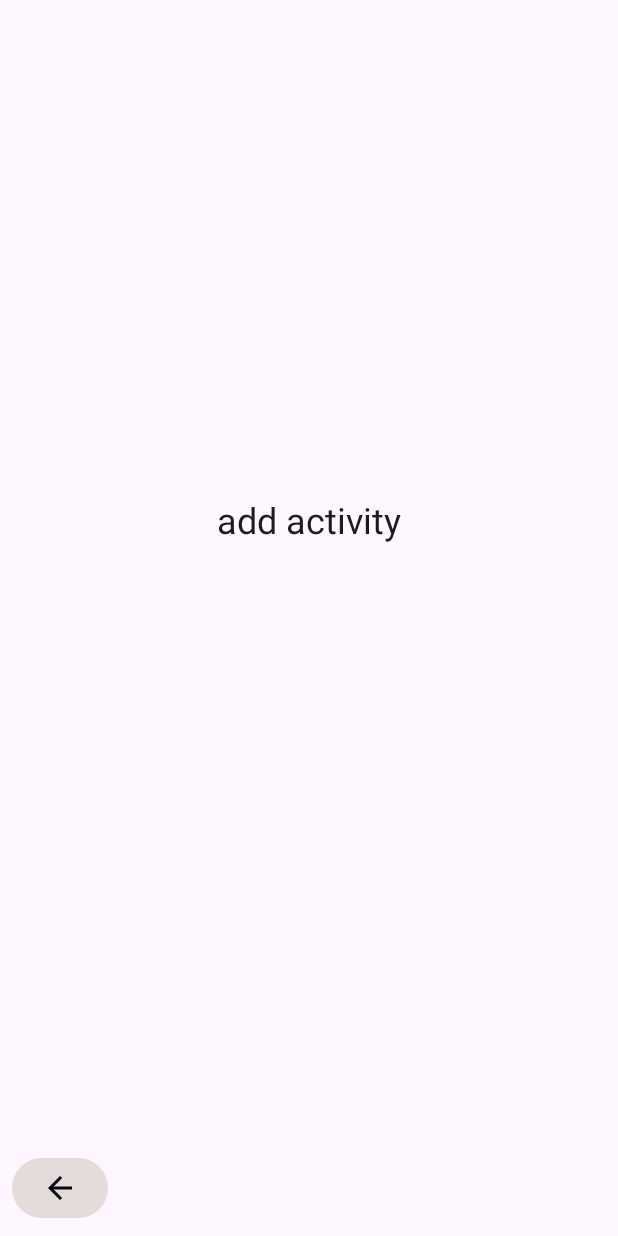
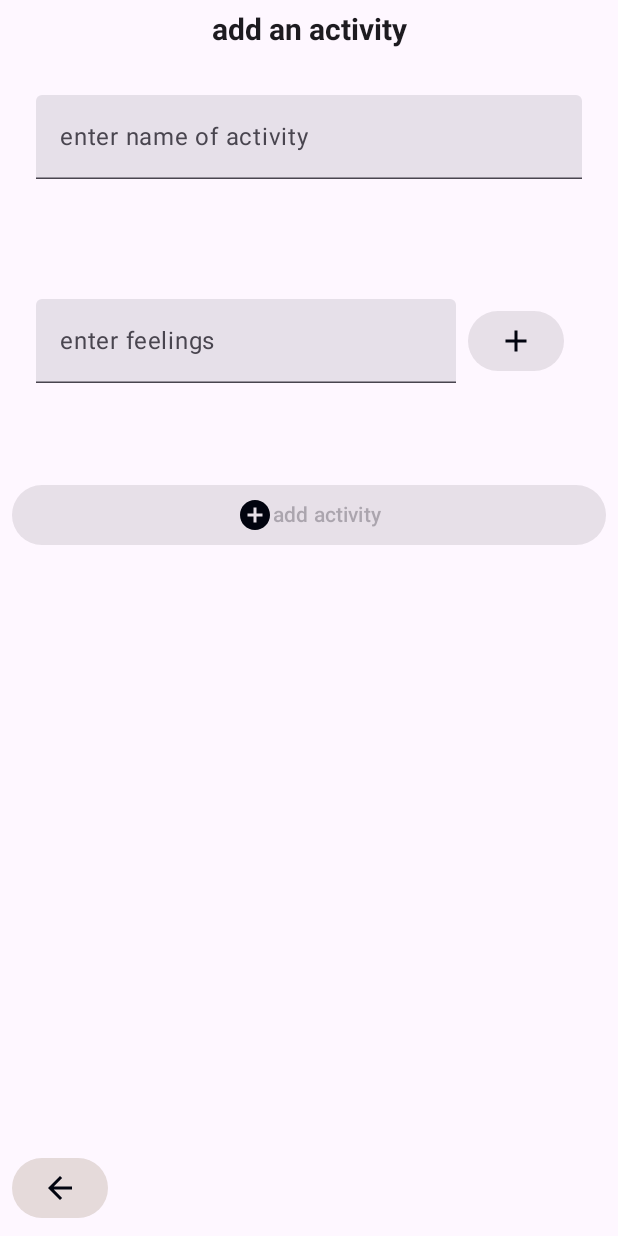
Before and after one commit to msilvprog7/wellbeing-quest, an Android app built with Jetpack Compose: the AddActivity screen opened directly, with no data from a screen before it, on a phone screen of 412 x 824 dp. Run offline under Robolectric (Android 15) with nearby library versions, the phone set to English and light mode, and no system bars.

Commit message:
Add activity UI

```diff
--- a/app/app/src/main/java/app/wellbeingquest/AddActivity.kt
+++ b/app/app/src/main/java/app/wellbeingquest/AddActivity.kt
@@ -2,21 +2,39 @@ package app.wellbeingquest
 
 import android.content.Intent
 import android.os.Bundle
-import android.widget.TextView
 import androidx.activity.ComponentActivity
 import androidx.activity.compose.setContent
+import androidx.compose.foundation.layout.Arrangement
 import androidx.compose.foundation.layout.Column
+import androidx.compose.foundation.layout.Spacer
 import androidx.compose.foundation.layout.WindowInsets
 import androidx.compose.foundation.layout.fillMaxSize
+import androidx.compose.foundation.layout.fillMaxWidth
+import androidx.compose.foundation.layout.height
 import androidx.compose.foundation.layout.padding
 import androidx.compose.foundation.layout.safeDrawing
+import androidx.compose.foundation.rememberScrollState
+import androidx.compose.foundation.verticalScroll
 import androidx.compose.material.icons.Icons
 import androidx.compose.material.icons.automirrored.filled.ArrowBack
+import androidx.compose.material.icons.filled.AddCircle
 import androidx.compose.material3.Scaffold
+import androidx.compose.material3.Text
+import androidx.compose.material3.TextField
+import androidx.compose.runtime.Composable
+import androidx.compose.runtime.getValue
+import androidx.compose.runtime.mutableStateOf
+import androidx.compose.runtime.remember
+import androidx.compose.runtime.setValue
 import androidx.compose.ui.Alignment
 import androidx.compose.ui.Modifier
+import androidx.compose.ui.unit.dp
 import app.wellbeingquest.ui.theme.BottomBar
+import app.wellbeingquest.ui.theme.FormButton
+import app.wellbeingquest.ui.theme.GroupText
+import app.wellbeingquest.ui.theme.MultiEntryTextField
 import app.wellbeingquest.ui.theme.NavigationButton
+import app.wellbeingquest.ui.theme.TopBar
 
 class AddActivity : ComponentActivity() {
     override fun onCreate(savedInstanceState: Bundle?) {
@@ -35,7 +53,7 @@ class AddActivity : ComponentActivity() {
                             onClick = {
                                 var intent = Intent(this@AddActivity, WeekActivity::class.java)
                                 startActivity(intent)
-                            }
+                            },
                         )
                     }
                 }
@@ -45,12 +63,75 @@ class AddActivity : ComponentActivity() {
                         .fillMaxSize()
                         .padding(innerPadding)
                 ) {
-                    Greeting(
-                        text = "add activity",
-                        modifier = Modifier.padding(innerPadding)
-                    )
+                    TopBar(
+                        arrangement = Arrangement.Center,
+                        modifier = Modifier
+                    ) {
+                        GroupText("add an activity", modifier = Modifier)
+                    }
+
+                    ScrollableContent()
                 }
             }
         }
     }
+
+    @Composable
+    fun ScrollableContent() {
+        val scrollState = rememberScrollState()
+        var name by remember { mutableStateOf("") }
+        var feeling by remember { mutableStateOf("") }
+        var feelings by remember { mutableStateOf(listOf<String>()) }
+
+        Column(
+            modifier = Modifier
+                .verticalScroll(scrollState)
+                .padding(8.dp),
+            verticalArrangement = Arrangement.spacedBy(16.dp, Alignment.Top)
+        ) {
+            // activity name
+            TextField(
+                value = name,
+                onValueChange = { name = it },
+                label = { Text("enter name of activity") },
+                placeholder = { Text("Exercise") },
+                modifier = Modifier
+                    .fillMaxWidth()
+                    .padding(16.dp)
+            )
+            Spacer(modifier = Modifier.height(16.dp))
+
+            // feelings
+            MultiEntryTextField(
+                value = feeling,
+                onValueChange = { feeling = it },
+                label = { Text("enter feelings") },
+                placeholder = { Text("Relaxed") },
+                onDone = {
+                    if (feeling.isNotBlank() && !feelings.contains(feeling.trim())) {
+                        feelings = feelings + feeling.trim()
+                        feeling = ""
+                    }
+                },
+                onRemove = { entry ->
+                    feelings = feelings - entry
+                },
+                entries = feelings,
+                enabled = feeling.isNotBlank() && !feelings.contains(feeling.trim()),
+            )
+            Spacer(modifier = Modifier.height(16.dp))
+
+            // add button
+            FormButton(
+                imageVector = Icons.Default.AddCircle,
+                contentDescription = "add activity",
+                onClick = {
+                  var intent = Intent(this@AddActivity, WeekActivity::class.java)
+                  startActivity(intent)
+                },
+                // require name and 1 feeling
+                enabled = feelings.isNotEmpty(),
+            )
+        }
+    }
 }
--- a/app/app/src/main/java/app/wellbeingquest/SettingsActivity.kt
+++ b/app/app/src/main/java/app/wellbeingquest/SettingsActivity.kt
@@ -34,7 +34,7 @@ class SettingsActivity : ComponentActivity() {
                             onClick = {
                                 var intent = Intent(this@SettingsActivity, WeekActivity::class.java)
                                 startActivity(intent)
-                            }
+                            },
                         )
                     }
                 }
--- a/app/app/src/main/java/app/wellbeingquest/ui/theme/Button.kt
+++ b/app/app/src/main/java/app/wellbeingquest/ui/theme/Button.kt
@@ -1,21 +1,26 @@
 package app.wellbeingquest.ui.theme
 
 import androidx.compose.foundation.layout.PaddingValues
+import androidx.compose.foundation.layout.fillMaxSize
 import androidx.compose.foundation.layout.width
 import androidx.compose.material3.Button
 import androidx.compose.material3.ButtonDefaults
 import androidx.compose.material3.Icon
+import androidx.compose.material3.Text
 import androidx.compose.runtime.Composable
 import androidx.compose.ui.Modifier
 import androidx.compose.ui.graphics.Color
 import androidx.compose.ui.graphics.vector.ImageVector
-import androidx.compose.ui.platform.LocalContext
 import androidx.compose.ui.unit.dp
 
 @Composable
-fun NavigationButton(imageVector: ImageVector, contentDescription: String, onClick: () -> Unit, enabled: Boolean = true) {
-    var context = LocalContext.current
-
+fun NavigationButton(
+    imageVector: ImageVector,
+    contentDescription: String,
+    onClick: () -> Unit,
+    enabled: Boolean = true,
+    modifier: Modifier = Modifier
+) {
     Button(
         onClick = onClick,
         enabled = enabled,
@@ -23,7 +28,7 @@ fun NavigationButton(imageVector: ImageVector, contentDescription: String, onCli
             containerColor = Color(0xFFE5DADA), // Timberwolf Gray
             contentColor = Color(0xFF02040F) // Rich Black
         ),
-        modifier = Modifier
+        modifier = modifier
             .width(64.dp),
         contentPadding = PaddingValues(0.dp)
     ) {
@@ -35,3 +40,26 @@ fun NavigationButton(imageVector: ImageVector, contentDescription: String, onCli
         )
     }
 }
+
+@Composable
+fun FormButton(imageVector: ImageVector, contentDescription: String, onClick: () -> Unit, enabled: Boolean = true) {
+    Button(
+        onClick = onClick,
+        enabled = enabled,
+        colors = ButtonDefaults.buttonColors(
+            containerColor = Color(0xFF5CBBFF), // Maya Blue
+            contentColor = Color(0xFF02040F) // Rich Black
+        ),
+        modifier = Modifier
+            .fillMaxSize(),
+        contentPadding = PaddingValues(4.dp)
+    ) {
+        Icon(
+            imageVector = imageVector,
+            contentDescription = contentDescription,
+            modifier = Modifier,
+            tint = Color(0xFF02040F) // Rich Black
+        )
+        Text(contentDescription)
+    }
+}
--- /dev/null
+++ b/app/app/src/main/java/app/wellbeingquest/ui/theme/Text.kt
@@ -0,0 +1,120 @@
+package app.wellbeingquest.ui.theme
+
+import androidx.compose.foundation.background
+import androidx.compose.foundation.clickable
+import androidx.compose.foundation.layout.Column
+import androidx.compose.foundation.layout.FlowRow
+import androidx.compose.foundation.layout.Row
+import androidx.compose.foundation.layout.fillMaxWidth
+import androidx.compose.foundation.layout.padding
+import androidx.compose.foundation.shape.RoundedCornerShape
+import androidx.compose.foundation.text.KeyboardActions
+import androidx.compose.foundation.text.KeyboardOptions
+import androidx.compose.material.icons.Icons
+import androidx.compose.material.icons.filled.Add
+import androidx.compose.material.icons.filled.Close
+import androidx.compose.material3.Icon
+import androidx.compose.material3.InputChip
+import androidx.compose.material3.Text
+import androidx.compose.material3.TextField
+import androidx.compose.runtime.Composable
+import androidx.compose.ui.Alignment
+import androidx.compose.ui.Modifier
+import androidx.compose.ui.graphics.Color
+import androidx.compose.ui.text.font.FontWeight
+import androidx.compose.ui.text.input.ImeAction
+import androidx.compose.ui.unit.dp
+import androidx.compose.ui.unit.sp
+
+@Composable
+fun GroupText(text: String, modifier: Modifier) {
+    Text(
+        text = text,
+        fontSize = 20.sp,
+        fontWeight = FontWeight.Bold,
+        modifier = modifier
+    )
+}
+
+@Composable
+fun GroupLabel(text: String, modifier: Modifier) {
+    Text(
+        text = text,
+        color = Color.White,
+        fontSize = 20.sp,
+        fontWeight = FontWeight.Bold,
+        modifier = modifier
+            .background(
+                color = Color(0xFF002642), // Prussian Blue
+                shape = RoundedCornerShape(12.dp)
+            )
+            .padding(horizontal = 12.dp, vertical = 6.dp)
+    )
+}
+
+@Composable
+fun MultiEntryTextField(
+    value: String,
+    onValueChange: (String) -> Unit,
+    label: @Composable () -> Unit,
+    placeholder: @Composable () -> Unit,
+    entries: List<String>,
+    onDone: () -> Unit,
+    onRemove: (String) -> Unit,
+    enabled: Boolean = true,
+) {
+    Column(modifier = Modifier.padding(16.dp)) {
+        Row(
+            verticalAlignment = Alignment.CenterVertically,
+            modifier = Modifier
+                .fillMaxWidth()
+                .padding(0.dp)
+        ) {
+            TextField(
+                value = value,
+                onValueChange = onValueChange,
+                label = label,
+                placeholder = placeholder,
+                singleLine = true,
+                keyboardOptions = KeyboardOptions.Default.copy(imeAction = ImeAction.Done),
+                keyboardActions = KeyboardActions(onDone = {
+                    onDone()
+                })
+            )
+
+            NavigationButton(
+                imageVector = Icons.Default.Add,
+                contentDescription = "add feeling",
+                onClick = {
+                    onDone()
+                },
+                enabled = enabled,
+                modifier = Modifier.padding(start = 8.dp)
+            )
+        }
+
+        FlowRow(
+            // mainAxisSpacing = 8.dp,
+            // crossAxisSpacing = 8.dp
+        ) {
+            entries.forEach { entry ->
+                InputChip(
+                    selected = false,
+                    onClick = {},
+                    label = { Text(entry) },
+                    trailingIcon = {
+                        Icon(
+                            imageVector = Icons.Default.Close,
+                            contentDescription = "Remove",
+                            modifier = Modifier.clickable {
+                                onRemove(entry)
+                            }
+                        )
+                    }
+                )
+            }
+
+
+        }
+    }
+}
```
Also changed, not shown: app/app/src/main/java/app/wellbeingquest/WeekActivity.kt (+12 -33 lines).
